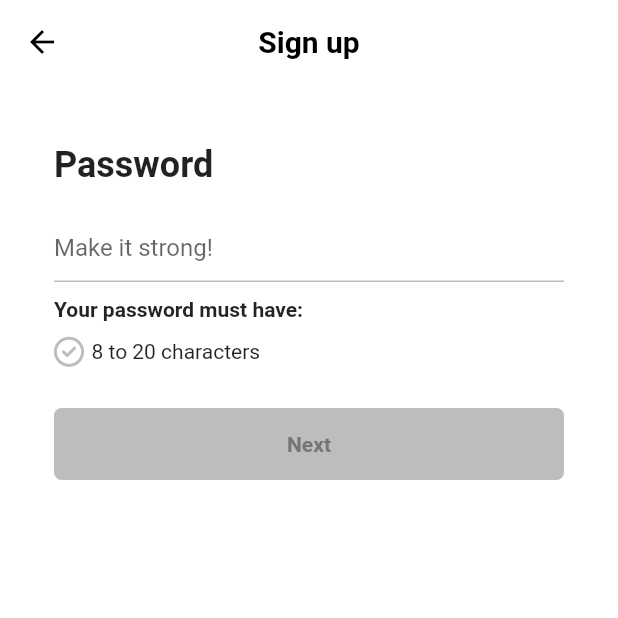
After one commit to Hubsy-kr/tiktok_clone, a Flutter app: the PasswordScreen screen opened directly, on a phone screen of 412 x 824 dp, the top half of it. The commit adds this screen. Run offline on Flutter 3.47's test engine with Material 2 defaults, Android fonts, the phone set to English and light mode, and no system bars; our stand-ins replace font_awesome_flutter.

Commit message:
create password_screen

```diff
--- /dev/null
+++ b/lib/features/authentication/password_screen.dart
@@ -0,0 +1,169 @@
+import 'package:flutter/material.dart';
+import 'package:font_awesome_flutter/font_awesome_flutter.dart';
+import 'package:tiktok_clone/constants/sizes.dart';
+import 'package:tiktok_clone/features/authentication/birthday_screen.dart';
+import 'package:tiktok_clone/features/authentication/widgets/form_button.dart';
+
+import '../../constants/gaps.dart';
+
+class PasswordScreen extends StatefulWidget {
+  const PasswordScreen({super.key});
+
+  @override
+  State<PasswordScreen> createState() => PasswordScreenState();
+}
+
+class PasswordScreenState extends State<PasswordScreen> {
+  final TextEditingController _passwordController = TextEditingController();
+  String _password = "";
+  bool _obscureText = true;
+
+  @override
+  void initState() {
+    super.initState();
+    _passwordController.addListener(() {
+      setState(() {
+        _password = _passwordController.text;
+      });
+    });
+  }
+
+  @override
+  void dispose() {
+    // 위젯을 날렸을때 dispose하지 않으면 앱이 충돌남(메모리에 계속 남음)
+    _passwordController.dispose();
+
+    // 생명주기에 따라 다른것들을 모두 정리하고 마지막에 super.dispose 호출. 설득력있어보이는 코드.
+    super.dispose();
+  }
+
+  bool _isPasswordValid() {
+    return _password.isNotEmpty && _password.length > 8;
+  }
+
+  void _onScaffoldTap() {
+    FocusScope.of(context).unfocus();
+  }
+
+  void _onSubmit() {
+    if (!_isPasswordValid()) return;
+    Navigator.push(
+      context,
+      MaterialPageRoute(
+        builder: (context) => const BirthdayScreen(),
+      ),
+    );
+  }
+
+  void _onClearTap() {
+    _passwordController.clear();
+  }
+
+  void _toggleObscureText() {
+    setState(() {
+      _obscureText = !_obscureText;
+    });
+  }
+
+  @override
+  Widget build(BuildContext context) {
+    return GestureDetector(
+      onTap: _onScaffoldTap,
+      child: Scaffold(
+        appBar: AppBar(
+          title: const Text(
+            'Sign up',
+          ),
+          centerTitle: true,
+        ),
+        body: Padding(
+          padding: const EdgeInsets.symmetric(horizontal: Sizes.size36),
+          child: Column(
+            crossAxisAlignment: CrossAxisAlignment.start,
+            children: [
+              Gaps.v40,
+              const Text(
+                "Password",
+                style: TextStyle(
+                  fontSize: Sizes.size24,
+                  fontWeight: FontWeight.w700,
+                ),
+              ),
+              Gaps.v16,
+              TextField(
+                controller: _passwordController,
+                onEditingComplete: _onSubmit,
+                obscureText: _obscureText,
+                decoration: InputDecoration(
+                  suffix: Row(
+                    mainAxisSize: MainAxisSize.min,
+                    children: [
+                      GestureDetector(
+                        onTap: _onClearTap,
+                        child: FaIcon(
+                          FontAwesomeIcons.solidCircleXmark,
+                          color: Colors.grey.shade500,
+                          size: Sizes.size20,
+                        ),
+                      ),
+                      Gaps.h16,
+                      GestureDetector(
+                        onTap: _toggleObscureText,
+                        child: FaIcon(
+                          _obscureText
+                              ? FontAwesomeIcons.eye
+                              : FontAwesomeIcons.eyeSlash,
+                          color: Colors.grey.shade500,
+                          size: Sizes.size20,
+                        ),
+                      ),
+                    ],
+                  ),
+                  hintText: 'Make it strong!',
+                  enabledBorder: UnderlineInputBorder(
+                    borderSide: BorderSide(
+                      color: Colors.grey.shade400,
+                    ),
+                  ),
+                  focusedBorder: UnderlineInputBorder(
+                    borderSide: BorderSide(
+                      color: Colors.grey.shade400,
+                    ),
+                  ),
+                ),
+              ),
+              Gaps.v10,
+              const Text(
+                'Your password must have:',
+                style: TextStyle(
+                  fontWeight: FontWeight.bold,
+                ),
+              ),
+              Gaps.v10,
+              Row(
+                children: [
+                  FaIcon(
+                    FontAwesomeIcons.circleCheck,
+                    size: Sizes.size20,
+                    color: _isPasswordValid()
+                        ? Colors.green
+                        : Colors.grey.shade400,
+                  ),
+                  Gaps.h5,
+                  const Text('8 to 20 characters'),
+                ],
+              ),
+              Gaps.v28,
+              GestureDetector(
+                onTap: _onSubmit,
+                child: FormButton(
+                  disabled: !_isPasswordValid(),
+                ),
+              ),
+            ],
+          ),
+        ),
+      ),
+    );
+  }
+}
```
Also changed, not shown: lib/features/authentication/email_screen.dart (+42 -5 lines).
